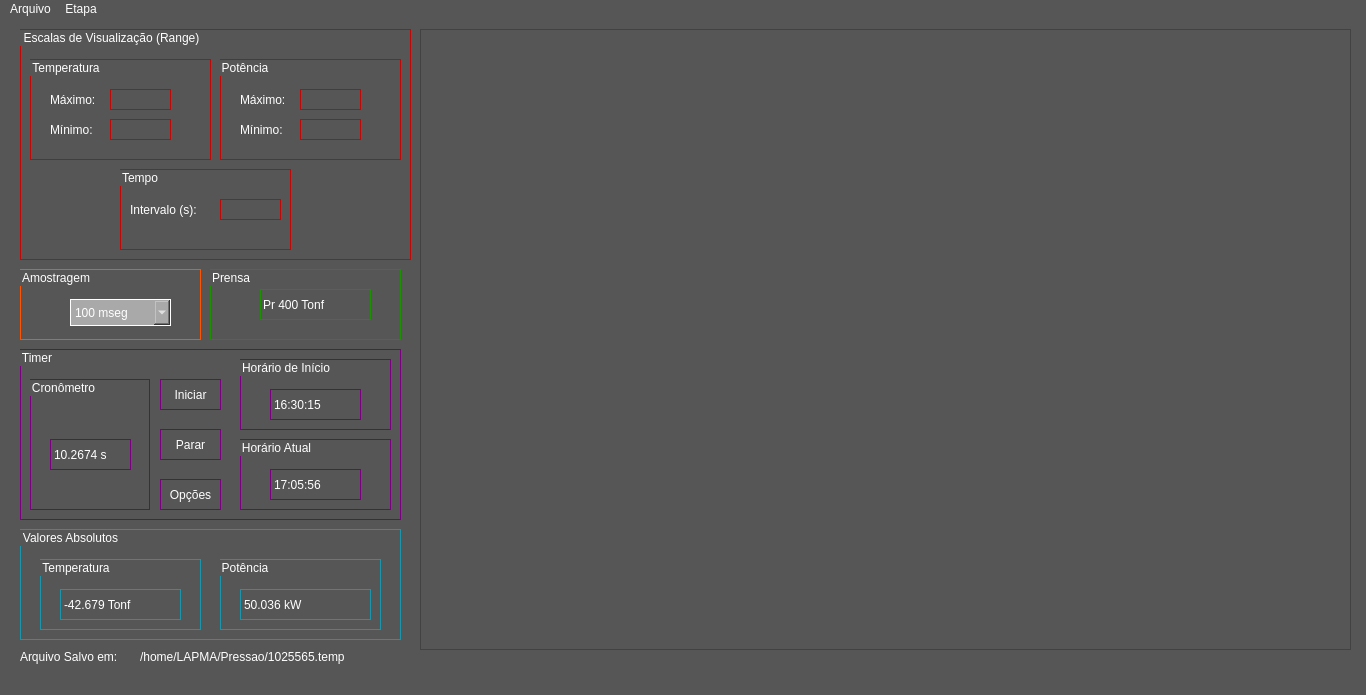
The window that Interface/Resources/CalibracaoT.ui (claudinoac/SADAPMAP) describes before a commit, drawn with Qt 5.
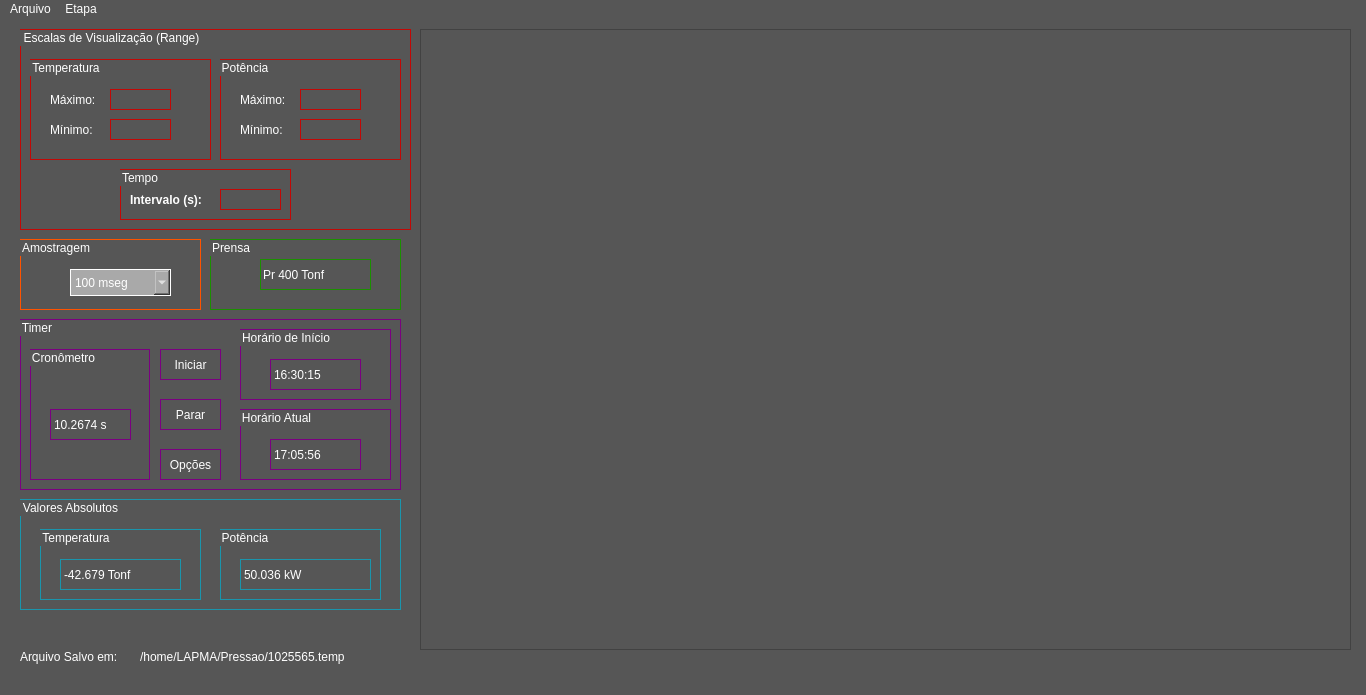
The same window after the commit.

Commit message: Criação do Esqueleto da Interface da Etapa 2: Calibração Temp.

Patch:
```diff
--- a/Interface/Resources/CalibracaoT.ui
+++ b/Interface/Resources/CalibracaoT.ui
@@ -49,7 +49,7 @@
       <x>20</x>
       <y>10</y>
       <width>391</width>
-      <height>231</height>
+      <height>201</height>
      </rect>
     </property>
     <property name="toolTip">
@@ -214,9 +214,13 @@
        <x>100</x>
        <y>140</y>
        <width>171</width>
-       <height>81</height>
+       <height>51</height>
       </rect>
      </property>
+     <property name="styleSheet">
+      <string notr="true">
+</string>
+     </property>
      <property name="title">
       <string>Tempo</string>
      </property>
@@ -224,7 +228,7 @@
       <property name="geometry">
        <rect>
         <x>100</x>
-        <y>30</y>
+        <y>20</y>
         <width>61</width>
         <height>21</height>
        </rect>
@@ -234,13 +238,14 @@
       <property name="geometry">
        <rect>
         <x>10</x>
-        <y>30</y>
+        <y>20</y>
         <width>81</width>
         <height>21</height>
        </rect>
       </property>
       <property name="styleSheet">
-       <string notr="true">border: rgb(255,255,255)</string>
+       <string notr="true">border: rgb(255,255,255);
+font: bold 9pt ;</string>
       </property>
       <property name="text">
        <string>Intervalo (s):</string>
@@ -252,7 +257,7 @@
     <property name="geometry">
      <rect>
       <x>20</x>
-      <y>250</y>
+      <y>220</y>
       <width>181</width>
       <height>71</height>
      </rect>
@@ -329,7 +334,7 @@
     <property name="geometry">
      <rect>
       <x>20</x>
-      <y>330</y>
+      <y>300</y>
       <width>381</width>
       <height>171</height>
      </rect>
@@ -353,7 +358,7 @@
       <string>Opções</string>
      </property>
     </widget>
-    <widget class="QPushButton" name="stopTimerButton">
+    <widget class="QPushButton" name="startTimerButton">
      <property name="geometry">
       <rect>
        <x>140</x>
@@ -450,7 +455,7 @@
       </property>
      </widget>
     </widget>
-    <widget class="QPushButton" name="stopTimerButton_2">
+    <widget class="QPushButton" name="stopTimerButton">
      <property name="geometry">
       <rect>
        <x>140</x>
@@ -468,7 +473,7 @@
     <property name="geometry">
      <rect>
       <x>210</x>
-      <y>250</y>
+      <y>220</y>
       <width>191</width>
       <height>71</height>
      </rect>
@@ -500,7 +505,7 @@
     <property name="geometry">
      <rect>
       <x>20</x>
-      <y>510</y>
+      <y>480</y>
       <width>381</width>
       <height>111</height>
      </rect>
```
Left out of the diff: 42 changed lines with no effect on the pictures.
